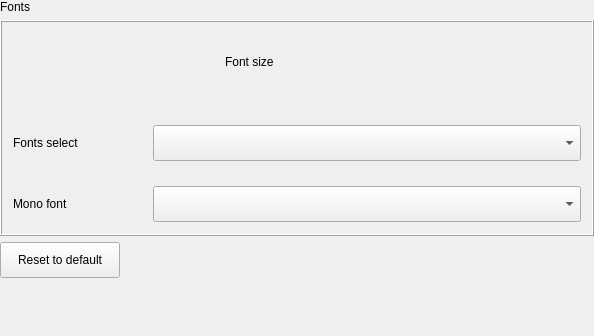
The window that plugins/personalized/fonts/fonts.ui (ukui/ukui-control-center) describes before a commit, drawn with Qt 5.
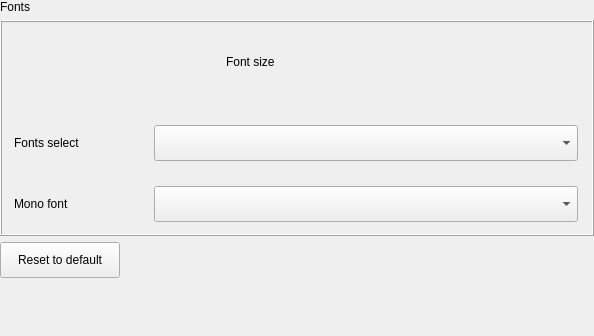
The same window after the commit. Custom widgets are drawn as their Qt base class.

Commit message:
fix(fonts & datetime): fonts & datetime
Description: modify margin of fonts and datetime

Log: 修改字体及时间日期边距

The edit to the form file:
```diff
--- a/plugins/personalized/fonts/fonts.ui
+++ b/plugins/personalized/fonts/fonts.ui
@@ -100,13 +100,13 @@
           <number>0</number>
          </property>
          <property name="leftMargin">
-          <number>0</number>
+          <number>12</number>
          </property>
          <property name="topMargin">
           <number>0</number>
          </property>
          <property name="rightMargin">
-          <number>0</number>
+          <number>14</number>
          </property>
          <property name="bottomMargin">
           <number>0</number>
@@ -117,10 +117,10 @@
             <number>0</number>
            </property>
            <property name="leftMargin">
-            <number>12</number>
+            <number>0</number>
            </property>
            <property name="rightMargin">
-            <number>16</number>
+            <number>0</number>
            </property>
            <item>
             <widget class="QLabel" name="fontSizeLabel">
@@ -229,6 +229,12 @@
          <enum>QFrame::Raised</enum>
         </property>
         <layout class="QVBoxLayout" name="verticalLayout">
+         <property name="leftMargin">
+          <number>12</number>
+         </property>
+         <property name="rightMargin">
+          <number>14</number>
+         </property>
          <item>
           <layout class="QHBoxLayout" name="horizontalLayout_7">
            <property name="spacing">
@@ -329,6 +335,12 @@
          <enum>QFrame::Raised</enum>
         </property>
         <layout class="QVBoxLayout" name="verticalLayout_2">
+         <property name="leftMargin">
+          <number>12</number>
+         </property>
+         <property name="rightMargin">
+          <number>14</number>
+         </property>
          <item>
           <layout class="QHBoxLayout" name="horizontalLayout_9">
            <property name="spacing">
```
The commit also changes 2 other files.
